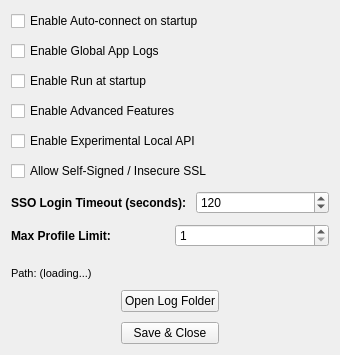
This is pygui/dialogs/settings.ui in Arean82/Tailscale-Headscale-Client as Qt 5 draws it before an edit. The edited form follows.
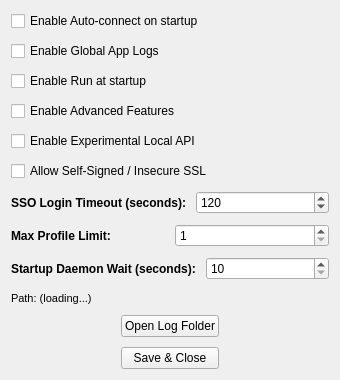
This is the edited form.

Commit message:
perf(core/ui): migrate daemon readiness checks to platform-independent local socket/pipe connection testing
- feat: add universal 'is_local_api_available' function to local_api.py checking Windows Named Pipe or Unix Domain Socket

- perf: remove QProcess-based 'tailscale status' execution from check_daemon_async to eliminate heavy process-spawning overhead

- refactor: link the new socket/pipe check with the dynamic 'startup_delay' background retry loop inside main_window.py

- chore: optimize startup CPU footprint and establish robust, unified daemon detection across Windows, Linux, and macOS

Patch:
```diff
--- a/pygui/dialogs/settings.ui
+++ b/pygui/dialogs/settings.ui
@@ -7,7 +7,7 @@
     <x>0</x>
     <y>0</y>
     <width>340</width>
-    <height>355</height>
+    <height>380</height>
    </rect>
   </property>
   <property name="windowTitle">
@@ -119,6 +119,32 @@
        </item>
       </layout>
      </item>
+     <item>
+      <layout class="QHBoxLayout" name="startupDelayLayout">
+       <item>
+        <widget class="QLabel" name="labelStartupDelay">
+         <property name="font">
+          <font>
+           <bold>true</bold>
+          </font>
+         </property>
+         <property name="text">
+          <string>Startup Daemon Wait (seconds):</string>
+         </property>
+        </widget>
+       </item>
+       <item>
+        <widget class="QSpinBox" name="spinStartupDelay">
+         <property name="minimum">
+          <number>10</number>
+         </property>
+         <property name="maximum">
+          <number>300</number>
+         </property>
+        </widget>
+       </item>
+      </layout>
+     </item>
      <item>
       <spacer name="verticalSpacer">
        <property name="orientation">
```
The commit also changes 4 other files.
